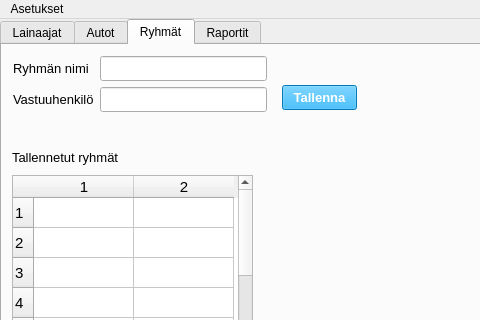
Qt form administrative.ui (Roo-M/Autolainaus-R) before a commit; both pictures show x 0 to 480 and y 0 to 320 of the 800 by 648 pixel window.
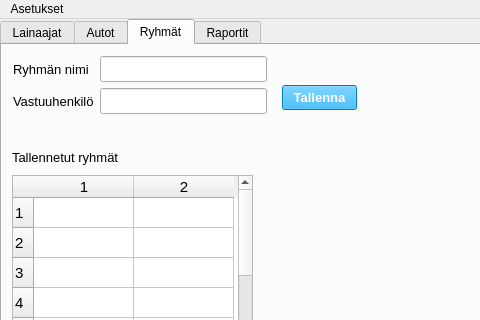
The same form after that commit. The open tabs and pages were chosen to show the change. Icons and pictures are not drawn.

Commit message: Hallintakäyttöliittymään muutoksia

```diff
--- a/administrative.ui
+++ b/administrative.ui
@@ -552,13 +552,13 @@
        <string>Tallennetut ryhmät</string>
       </property>
      </widget>
-     <widget class="QWidget" name="">
+     <widget class="QWidget" name="layoutWidget">
       <property name="geometry">
        <rect>
         <x>11</x>
         <y>11</y>
         <width>254</width>
-        <height>56</height>
+        <height>60</height>
        </rect>
       </property>
       <layout class="QFormLayout" name="formLayout">
```
Left out of the diff: 18 changed lines with no effect on the pictures. The commit also changes 2 other files.
